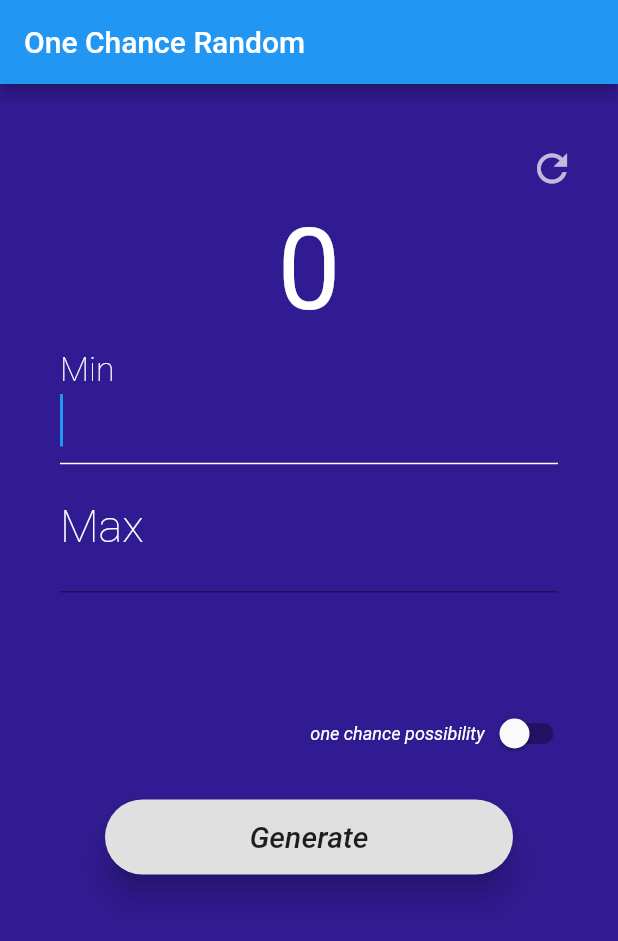
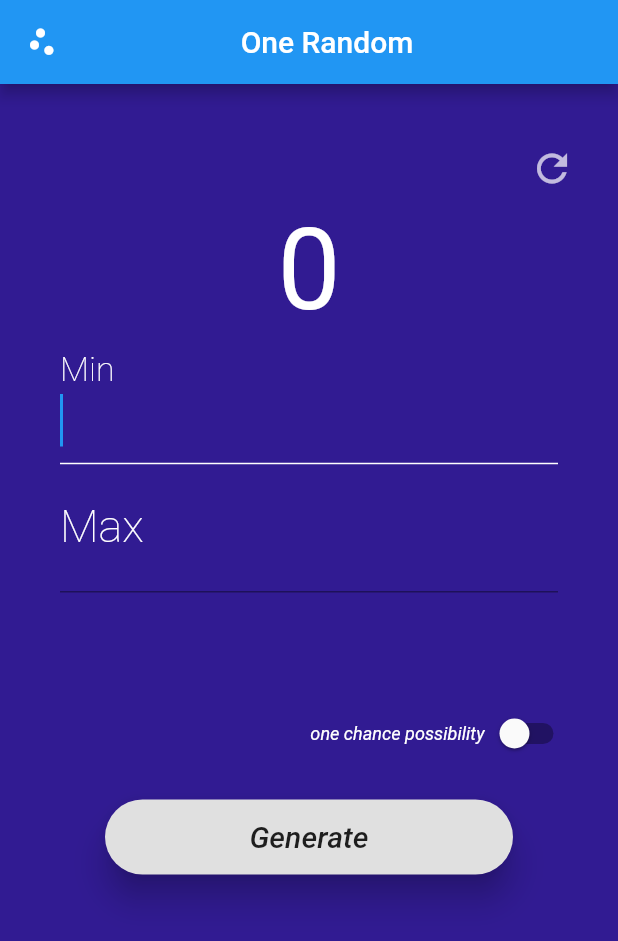
Before and after one commit to mtstorehub/onechance_random, a Flutter app: the screen it shows after launch, on a phone screen of 412 x 824 dp. Shown: the top 941 px of the screen. Run offline on Flutter 3.47's test engine with Material 2 defaults, Android fonts, the phone set to English and light mode, and no system bars.

Commit message:
app bar modify

```diff
--- a/lib/main.dart
+++ b/lib/main.dart
@@ -13,10 +13,10 @@ class App extends StatelessWidget {
 class P extends StatefulWidget {
   P({Key k}) : super(key: k);
   @override
-  _PS createState() => _PS();
+  PS createState() => PS();
 }
 
-class _PS extends State<P> {
+class PS extends State<P> {
   bool _iot = false;
   final R = Random();
   TextEditingController npc = TextEditingController(),
@@ -52,10 +52,9 @@ class _PS extends State<P> {
     });
   }
 
-  void PL() {
-    nL = List<int>.generate(int.parse(xic.text) - int.parse(npc.text) + 1,
-        (i) => i + int.parse(npc.text));
-  }
+  void PL() => nL = List<int>.generate(
+      int.parse(xic.text) - int.parse(npc.text) + 1,
+      (i) => i + int.parse(npc.text));
 
   void SC(bool v) {
     setState(() => _iot = v);
@@ -65,6 +64,7 @@ class _PS extends State<P> {
   void RR() {
     npc.text = '';
     xic.text = '';
+    rN = 0;
     setState(() => _iot = false);
   }
 
@@ -130,8 +130,14 @@ class _PS extends State<P> {
         home: Scaffold(
             backgroundColor: Colors.deepPurple[900],
             appBar: AppBar(
-              title: Text('One Chance Random'),
-            ),
+                title: Row(
+              mainAxisAlignment: MainAxisAlignment.spaceBetween,
+              children: [
+                Icon(Icons.scatter_plot),
+                Text('One Random'),
+                Text(''),
+              ],
+            )),
             body: ListView(
                 padding: EdgeInsets.only(top: 32, left: 20, right: 20),
                 children: [rR, rL, iTF, oTC, gB])));
```
Also changed, not shown: 1 other file.
